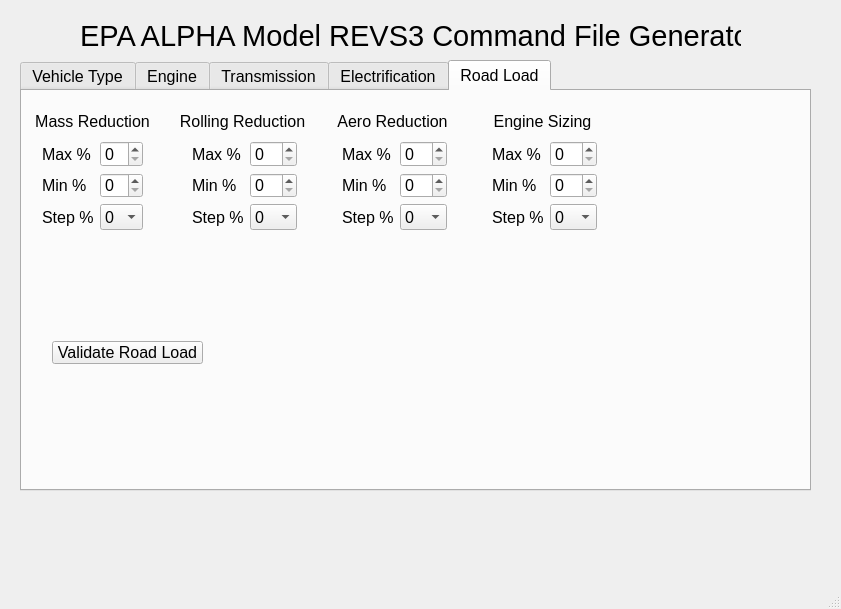
Qt form ALPHA_Documentation/ALPHA GUI V4.ui (USEPA/EPA_ALPHA_Model) before a commit.
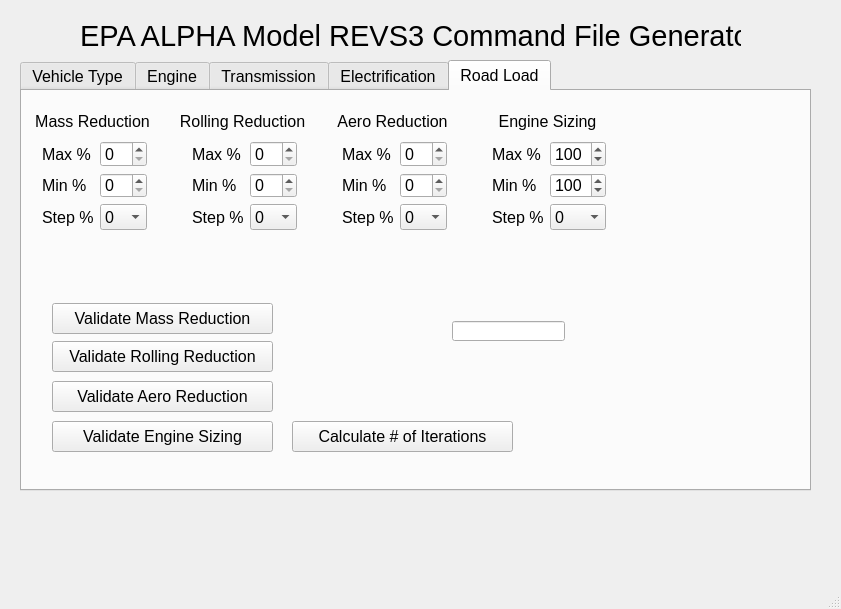
The same form after that commit.

The edit to the form file:
```diff
--- a/ALPHA_Documentation/ALPHA GUI V4.ui
+++ b/ALPHA_Documentation/ALPHA GUI V4.ui
@@ -338,7 +338,7 @@
        <rect>
         <x>20</x>
         <y>50</y>
-        <width>101</width>
+        <width>105</width>
         <height>89</height>
        </rect>
       </property>
@@ -355,6 +355,9 @@
          <property name="showGroupSeparator" stdset="0">
           <bool>false</bool>
          </property>
+         <property name="maximum">
+          <number>30</number>
+         </property>
         </widget>
        </item>
        <item row="1" column="0">
@@ -369,6 +372,9 @@
          <property name="showGroupSeparator" stdset="0">
           <bool>false</bool>
          </property>
+         <property name="maximum">
+          <number>30</number>
+         </property>
         </widget>
        </item>
        <item row="2" column="0">
@@ -506,7 +512,7 @@
        <rect>
         <x>470</x>
         <y>50</y>
-        <width>105</width>
+        <width>114</width>
         <height>89</height>
        </rect>
       </property>
@@ -523,6 +529,15 @@
          <property name="showGroupSeparator" stdset="0">
           <bool>false</bool>
          </property>
+         <property name="minimum">
+          <number>50</number>
+         </property>
+         <property name="maximum">
+          <number>150</number>
+         </property>
+         <property name="value">
+          <number>100</number>
+         </property>
         </widget>
        </item>
        <item row="1" column="0">
@@ -537,6 +552,15 @@
          <property name="showGroupSeparator" stdset="0">
           <bool>false</bool>
          </property>
+         <property name="minimum">
+          <number>50</number>
+         </property>
+         <property name="maximum">
+          <number>150</number>
+         </property>
+         <property name="value">
+          <number>100</number>
+         </property>
         </widget>
        </item>
        <item row="2" column="0">
@@ -594,7 +618,7 @@
        <rect>
         <x>450</x>
         <y>20</y>
-        <width>141</width>
+        <width>151</width>
         <height>21</height>
        </rect>
       </property>
@@ -605,17 +629,79 @@
        <set>Qt::AlignCenter</set>
       </property>
      </widget>
-     <widget class="QPushButton" name="validate_road_load_button">
+     <widget class="QPushButton" name="validate_mass_reduction_button">
+      <property name="geometry">
+       <rect>
+        <x>30</x>
+        <y>212</y>
+        <width>221</width>
+        <height>31</height>
+       </rect>
+      </property>
+      <property name="text">
+       <string>Validate Mass Reduction</string>
+      </property>
+     </widget>
+     <widget class="QLineEdit" name="lineEdit">
+      <property name="geometry">
+       <rect>
+        <x>430</x>
+        <y>230</y>
+        <width>113</width>
+        <height>20</height>
+       </rect>
+      </property>
+     </widget>
+     <widget class="QPushButton" name="validate_rolling_reduction_button">
       <property name="geometry">
        <rect>
         <x>30</x>
         <y>250</y>
-        <width>151</width>
-        <height>23</height>
+        <width>221</width>
+        <height>31</height>
        </rect>
       </property>
       <property name="text">
-       <string>Validate Road Load</string>
+       <string>Validate Rolling Reduction</string>
+      </property>
+     </widget>
+     <widget class="QPushButton" name="validate_engine_sizing_button">
+      <property name="geometry">
+       <rect>
+        <x>30</x>
+        <y>330</y>
+        <width>221</width>
+        <height>31</height>
+       </rect>
+      </property>
+      <property name="text">
+       <string>Validate Engine Sizing</string>
+      </property>
+     </widget>
+     <widget class="QPushButton" name="validate_aero_reduction_button">
+      <property name="geometry">
+       <rect>
+        <x>30</x>
+        <y>290</y>
+        <width>221</width>
+        <height>31</height>
+       </rect>
+      </property>
+      <property name="text">
+       <string>Validate Aero Reduction</string>
+      </property>
+     </widget>
+     <widget class="QPushButton" name="calculate_iterations_button">
+      <property name="geometry">
+       <rect>
+        <x>270</x>
+        <y>330</y>
+        <width>221</width>
+        <height>31</height>
+       </rect>
+      </property>
+      <property name="text">
+       <string>Calculate # of Iterations</string>
       </property>
      </widget>
     </widget>
```
Left out of the diff: 52 changed lines with no effect on the pictures.
